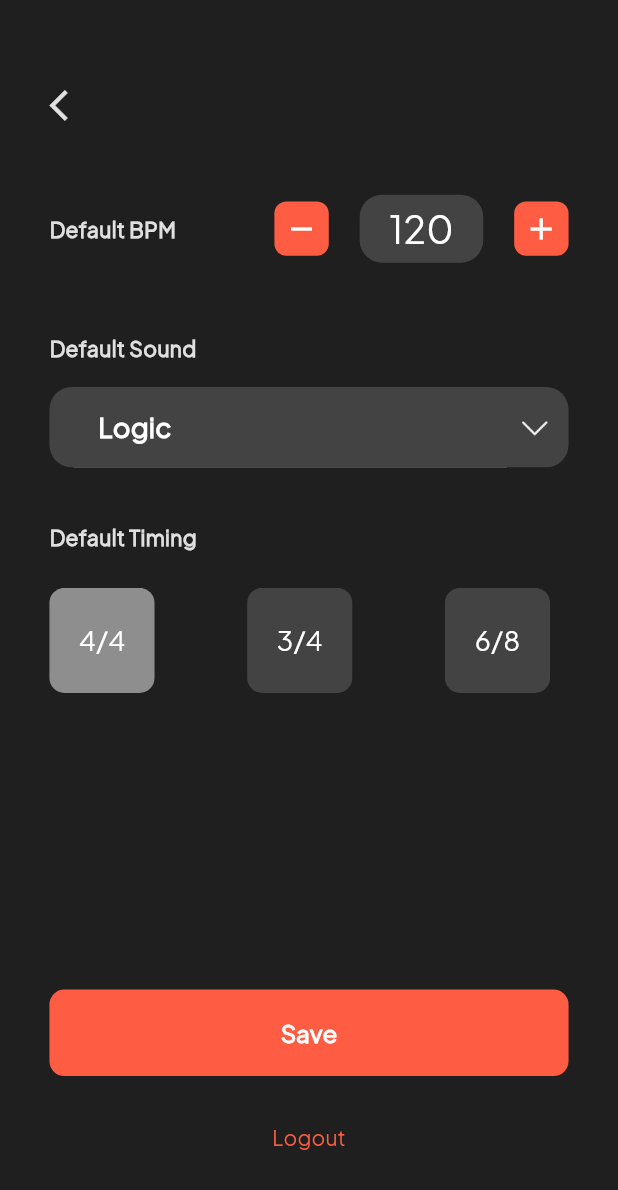
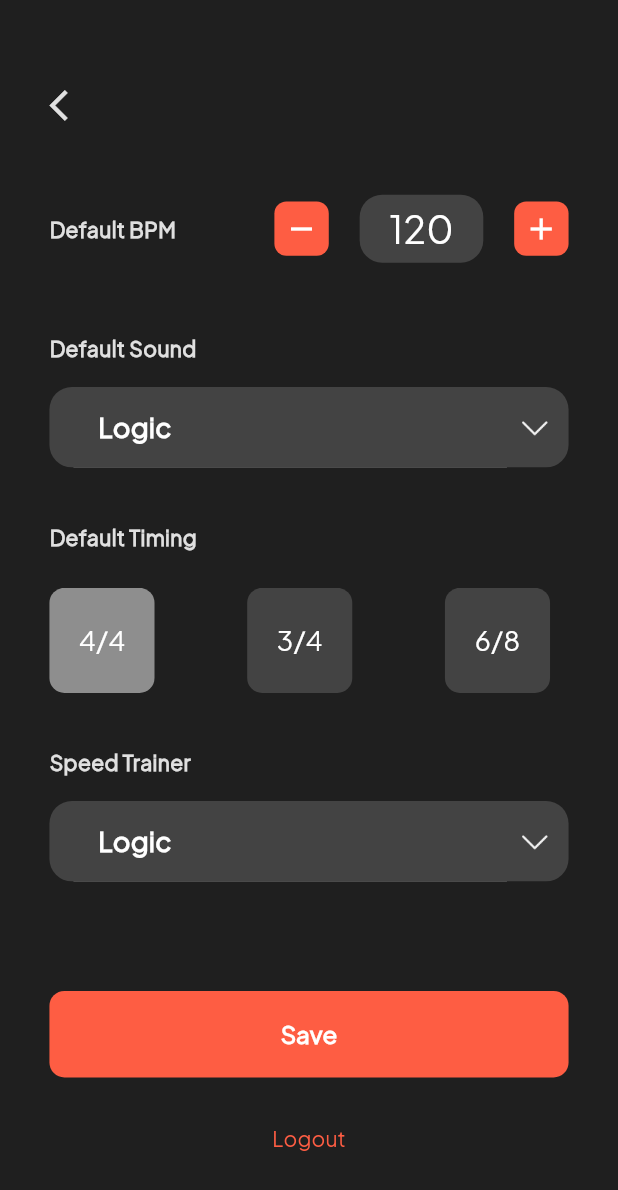
Before and after one commit to Zakariya5567/flutter-jhg-rhythm-master, a Flutter app: the SettingScreen screen opened directly, on a phone screen of 412 x 824 dp. Shown: the top 1190 px of the screen. Run offline on Flutter 3.47's test engine with Material 2 defaults, Android fonts, the phone set to English and light mode, and no system bars; our stand-ins replace just_audio, package_info_plus; missing offline and left inert: reg_page.

Commit message:
add sound dropdown

```diff
--- a/lib/screens/setting_screen.dart
+++ b/lib/screens/setting_screen.dart
@@ -243,11 +243,77 @@ class _SettingScreenState extends State<SettingScreen> {
 
                 // SPACER
                 SizedBox(
-                  height: height * 0.24,
+                  height: height * 0.035,
                 ),
-
+                Heading(
+                  padding: 0,
+                  title: AppConstant.speedTrainer,
+                  numbers: "",
+                  fontSize: 14,
+                  textColor: AppColors.whiteLight,
+                ),
+                // SPACER
+                SizedBox(height: height * 0.01),
+                // SPEED TRAINER DROPDOWN
+                Container(
+                  height: height * 0.065,
+                  width: width * 1,
+                  decoration: BoxDecoration(
+                    borderRadius: BorderRadius.circular(15),
+                    color: AppColors.greyPrimary,
+                  ),
+                  child: DropdownButtonHideUnderline(
+                    child: ButtonTheme(
+                      alignedDropdown: true,
+                      child: DropdownButton<SoundModel>(
+                        menuMaxHeight: height * 0.40,
+                        isExpanded: true,
+                        isDense: true,
+                        value: controller.soundList[controller.selectedIndex],
+                        padding: EdgeInsets.zero,
+                        underline: Container(),
+                        borderRadius: BorderRadius.circular(20),
+                        dropdownColor: AppColors.greyPrimary,
+                        icon: Image.asset(Images.arrowDown,
+                            width: width * 0.09,
+                            height: width * 0.09,
+                            color: AppColors.whiteSecondary),
+                        onChanged: (values) {},
+                        items: [
+                          for (int i = 0; i < controller.soundList.length; i++)
+                            DropdownMenuItem<SoundModel>(
+                              value: controller.soundList[i],
+                              child: Container(
+                                height: height * 0.065,
+                                width: double.maxFinite,
+                                alignment: Alignment.centerLeft,
+                                decoration: BoxDecoration(
+                                    color: AppColors.greyPrimary,
+                                    border: Border(
+                                        bottom: BorderSide(
+                                            color: AppColors.greySecondary,
+                                            width: 0.2))),
+                                child: Padding(
+                                  padding: EdgeInsets.symmetric(
+                                      horizontal: width * 0.04),
+                                  child: Text(
+                                    controller.soundList[i].name.toString(),
+                                    style: TextStyle(
+                                        color: AppColors.whitePrimary,
+                                        fontSize: 18,
+                                        fontWeight: FontWeight.w600,
+                                        fontFamily: AppConstant.sansFont),
+                                  ),
+                                ),
+                              ),
+                            ),
+                        ],
+                      ),
+                    ),
+                  ),
+                ),
                 // SAVE BUTTON
-
+                Spacer(),
                 InkWell(
                   onTap: () {
                     controller.onSave();
@@ -310,7 +376,11 @@ class _SettingScreenState extends State<SettingScreen> {
                       ),
                     ),
                   ),
-                )
+                ),
+                // SPACER
+                SizedBox(
+                  height: height * 0.05,
+                ),
               ],
             ),
           );
```
